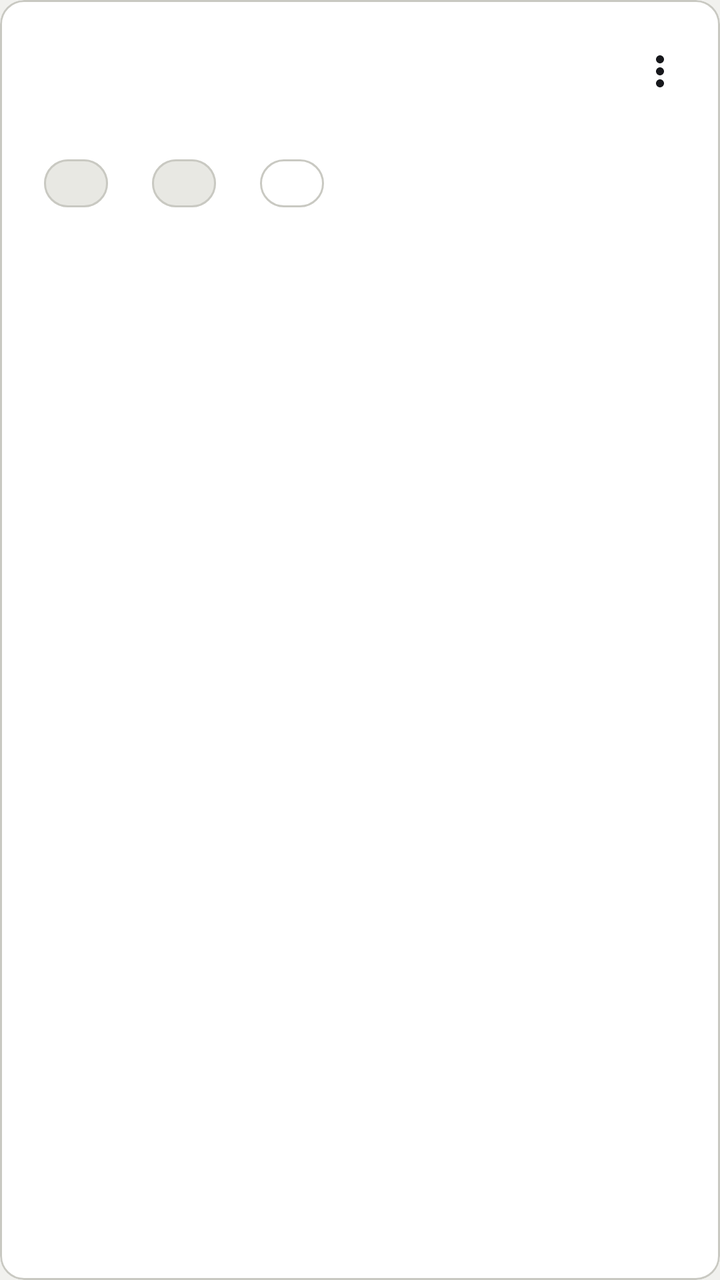
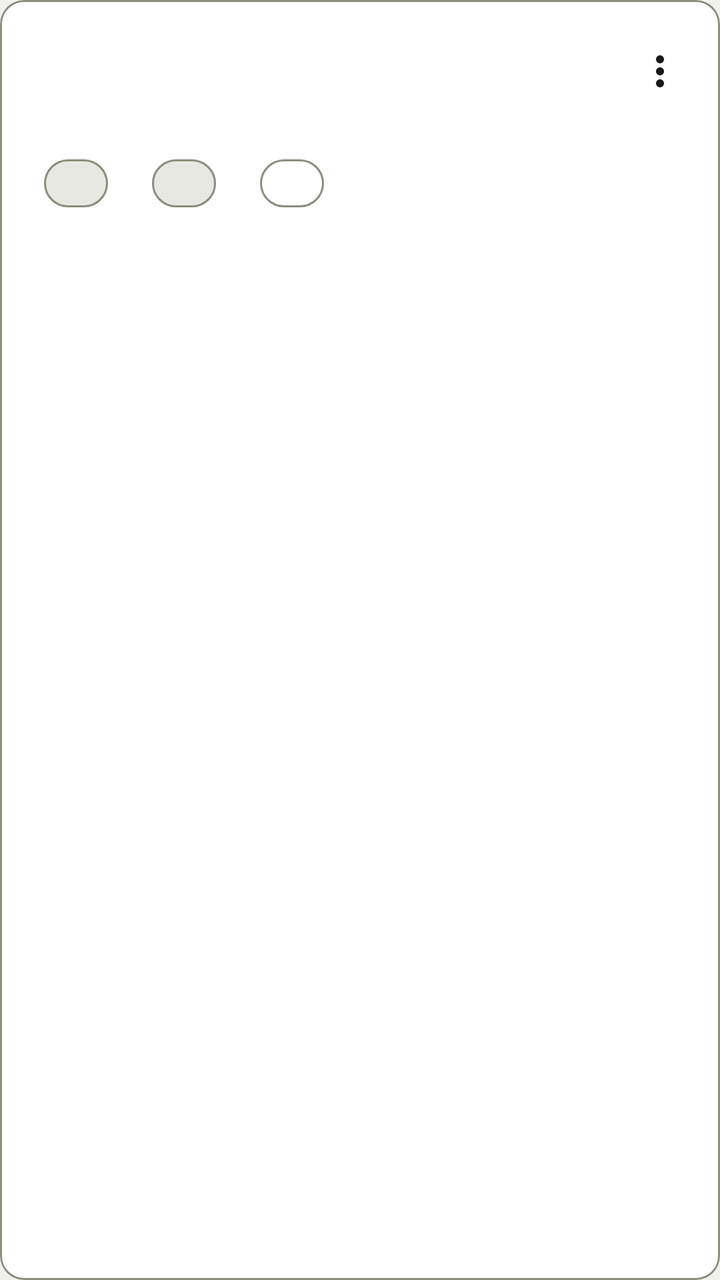

Compare the two renders of this Android layout. The source of the first and the diff that turns it into the second are given below.
<!-- AndroidManifest.xml: application theme Theme.GymProFit -->
<!-- res/layout/item_admin_ejercicio.xml -->
<?xml version="1.0" encoding="utf-8"?>
<com.google.android.material.card.MaterialCardView
    xmlns:android="http://schemas.android.com/apk/res/android"
    xmlns:app="http://schemas.android.com/apk/res-auto"
    android:layout_width="match_parent"
    android:layout_height="wrap_content"
    android:layout_marginBottom="8dp"
    app:cardCornerRadius="12dp"
    app:cardElevation="0dp"
    app:cardBackgroundColor="?attr/colorSurface"
    app:strokeWidth="1dp"
    app:strokeColor="?attr/colorOutlineVariant">

    <LinearLayout
        android:layout_width="match_parent"
        android:layout_height="wrap_content"
        android:orientation="vertical"
        android:padding="14dp">

        
        <LinearLayout
            android:layout_width="match_parent"
            android:layout_height="wrap_content"
            android:orientation="horizontal"
            android:gravity="center_vertical">

            <LinearLayout
                android:layout_width="0dp"
                android:layout_height="wrap_content"
                android:layout_weight="1"
                android:orientation="vertical">

                <TextView
                    android:id="@+id/tvNombreEjercicio"
                    android:layout_width="wrap_content"
                    android:layout_height="wrap_content"
                    android:textSize="@dimen/text_body"
                    android:textStyle="bold"
                    android:textColor="?attr/colorOnSurface" />

                <TextView
                    android:id="@+id/tvDescripcionEjercicio"
                    android:layout_width="wrap_content"
                    android:layout_height="wrap_content"
                    android:textSize="@dimen/text_label"
                    android:textColor="?attr/colorOnSurfaceVariant"
                    android:maxLines="1"
                    android:ellipsize="end"
                    android:layout_marginTop="2dp" />

            </LinearLayout>

            <ImageView
                android:id="@+id/btnAccionesEjercicio"
                android:layout_width="32dp"
                android:layout_height="32dp"
                android:src="@drawable/ic_more_vert"
                android:padding="4dp"
                android:background="?attr/selectableItemBackgroundBorderless"
                android:clickable="true"
                android:focusable="true"
                android:contentDescription="@null" />

        </LinearLayout>

        
        <LinearLayout
            android:layout_width="match_parent"
            android:layout_height="wrap_content"
            android:orientation="horizontal"
            android:layout_marginTop="10dp"
            android:gravity="center_vertical">

            <com.google.android.material.chip.Chip
                android:id="@+id/chipGrupoEjercicio"
                android:layout_width="wrap_content"
                android:layout_height="wrap_content"
                android:textSize="@dimen/text_eyebrow"
                android:clickable="false"
                android:focusable="false"
                app:chipMinHeight="24dp"
                app:chipBackgroundColor="?attr/colorSurfaceVariant"
                android:textColor="?attr/colorOnSurfaceVariant"
                style="@style/Widget.Material3.Chip.Assist" />

            <com.google.android.material.chip.Chip
                android:id="@+id/chipDificultadEjercicio"
                android:layout_width="wrap_content"
                android:layout_height="wrap_content"
                android:layout_marginStart="6dp"
                android:textSize="@dimen/text_eyebrow"
                android:clickable="false"
                android:focusable="false"
                app:chipMinHeight="24dp"
                app:chipBackgroundColor="?attr/colorSurfaceVariant"
                android:textColor="?attr/colorOnSurfaceVariant"
                style="@style/Widget.Material3.Chip.Assist" />

            <com.google.android.material.chip.Chip
                android:id="@+id/chipEstadoEjercicio"
                android:layout_width="wrap_content"
                android:layout_height="wrap_content"
                android:layout_marginStart="6dp"
                android:textSize="@dimen/text_eyebrow"
                android:clickable="false"
                android:focusable="false"
                app:chipMinHeight="24dp"
                style="@style/Widget.Material3.Chip.Assist" />

        </LinearLayout>

    </LinearLayout>

</com.google.android.material.card.MaterialCardView>
<!-- resources referenced by this layout -->
<resources>
  <dimen name="text_body">17sp</dimen>
  <dimen name="text_eyebrow">12sp</dimen>
  <dimen name="text_label">14sp</dimen>
  <style name="Theme.GymProFit" parent="Theme.Material3.DayNight.NoActionBar">
          
          <item name="colorPrimary">@color/gp_primary</item>
          <item name="colorOnPrimary">@color/gp_on_primary</item>
          <item name="colorPrimaryContainer">@color/gp_primary_container</item>
          <item name="colorOnPrimaryContainer">@color/gp_on_primary_container</item>
          <item name="colorSecondary">@color/gp_gold</item>
          <item name="colorSurface">@color/gp_surface</item>
          <item name="colorOnSurface">@color/gp_on_surface</item>
          <item name="colorSurfaceVariant">@color/gp_surface_2</item>
          <item name="colorOnSurfaceVariant">@color/gp_text_secondary</item>
          <item name="colorOutline">@color/gp_stroke</item>
          <item name="colorOutlineVariant">@color/gp_stroke</item>
          <item name="colorError">@color/gp_error</item>
          <item name="android:colorBackground">@color/gp_background</item>
          <item name="android:windowBackground">@color/gp_background</item>
          <item name="android:textColorPrimary">@color/gp_on_surface</item>
          <item name="android:textColorSecondary">@color/gp_text_secondary</item>
  
          
          <item name="android:statusBarColor">@color/gp_background</item>
          <item name="android:navigationBarColor">@color/gp_background</item>
          <item name="android:windowLightStatusBar">true</item>
  
          
          <item name="android:windowAnimationStyle">@style/GymProFit.WindowAnimation</item>
  
          
          <item name="materialCardViewStyle">@style/Widget.GymProFit.Card</item>
          <item name="materialButtonStyle">@style/Widget.GymProFit.Button</item>
          <item name="chipStyle">@style/Widget.GymProFit.Chip</item>
          <item name="bottomNavigationStyle">@style/Widget.GymProFit.BottomNavigationView</item>
          <item name="floatingActionButtonStyle">@style/Widget.GymProFit.Fab</item>
          <item name="materialAlertDialogTheme">@style/ThemeOverlay.GymProFit.Dialog</item>
          <item name="popupMenuStyle">@style/Widget.GymProFit.PopupMenu</item>
          <item name="android:popupMenuStyle">@style/Widget.GymProFit.PopupMenu</item>
          <item name="snackbarStyle">@style/Widget.GymProFit.Snackbar</item>
  
          
          
          <item name="textAppearanceDisplayLarge">@style/Font.GymProFit.DisplayLarge</item>
          <item name="textAppearanceDisplayMedium">@style/Font.GymProFit.DisplayMedium</item>
          <item name="textAppearanceDisplaySmall">@style/Font.GymProFit.DisplaySmall</item>
          <item name="textAppearanceHeadlineLarge">@style/Font.GymProFit.HeadlineLarge</item>
          <item name="textAppearanceHeadlineMedium">@style/Font.GymProFit.HeadlineMedium</item>
          <item name="textAppearanceHeadlineSmall">@style/Font.GymProFit.HeadlineSmall</item>
          <item name="textAppearanceTitleLarge">@style/Font.GymProFit.TitleLarge</item>
          <item name="textAppearanceTitleMedium">@style/Font.GymProFit.TitleMedium</item>
          <item name="textAppearanceTitleSmall">@style/Font.GymProFit.TitleSmall</item>
          <item name="textAppearanceBodyLarge">@style/Font.GymProFit.BodyLarge</item>
          <item name="textAppearanceBodyMedium">@style/Font.GymProFit.BodyMedium</item>
          <item name="textAppearanceBodySmall">@style/Font.GymProFit.BodySmall</item>
          <item name="textAppearanceLabelLarge">@style/Font.GymProFit.LabelLarge</item>
          <item name="textAppearanceLabelMedium">@style/Font.GymProFit.LabelMedium</item>
          <item name="textAppearanceLabelSmall">@style/Font.GymProFit.LabelSmall</item>
      </style>
  <color name="gp_primary">#B83E00</color>
  <color name="gp_gold">#B58A2A</color>
  <color name="gp_surface">#FFFFFF</color>
  <color name="gp_stroke">#C9C9C2</color>
  <color name="gp_error">#C62828</color>
  <!-- unchanged entries left out for length: 34 -->
</resources>

<!-- the commit's change to res/layout/item_admin_ejercicio.xml (unified diff, before → after) -->
@@ -9,7 +9,7 @@
     app:cardElevation="0dp"
     app:cardBackgroundColor="?attr/colorSurface"
     app:strokeWidth="1dp"
-    app:strokeColor="?attr/colorOutlineVariant">
+    app:strokeColor="?attr/colorOutline">
 
     <LinearLayout
         android:layout_width="match_parent"
<!-- resource entries referenced after the edit -->
@@ -15,7 +15,7 @@
           <item name="colorSurfaceVariant">@color/gp_surface_2</item>
           <item name="colorOnSurfaceVariant">@color/gp_text_secondary</item>
           <item name="colorOutline">@color/gp_stroke</item>
-          <item name="colorOutlineVariant">@color/gp_stroke</item>
+          <item name="colorOutlineVariant">@color/gp_divider</item>
           <item name="colorError">@color/gp_error</item>
           <item name="android:colorBackground">@color/gp_background</item>
           <item name="android:windowBackground">@color/gp_background</item>
@@ -60,9 +60,10 @@
           <item name="textAppearanceLabelSmall">@style/Font.GymProFit.LabelSmall</item>
       </style>
   <color name="gp_primary">#B83E00</color>
-  <color name="gp_gold">#B58A2A</color>
+  <color name="gp_gold">#AE8528</color>
   <color name="gp_surface">#FFFFFF</color>
-  <color name="gp_stroke">#C9C9C2</color>
+  <color name="gp_stroke">#8C8C7D</color>
+  <color name="gp_divider">#C9C9C2</color>
   <color name="gp_error">#C62828</color>
   <!-- unchanged entries left out for length: 34 -->
 </resources>
